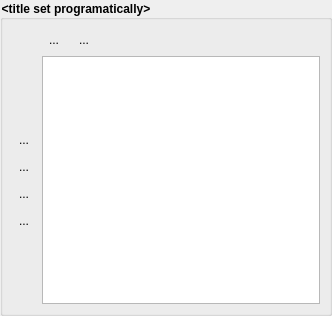
Before: the Qt Designer form lyse/user_interface/routinebox.ui in spielman-group/lyse, drawn with Qt 5.
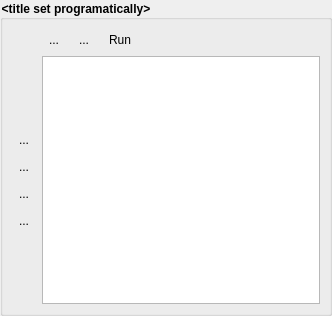
After: the same form once the commit is applied. Icons and pictures are not drawn. Custom widgets are drawn as their Qt base class.

Commit message:
Move the re-run and multishot buttons to the panels that they act on
Currently, the buttons that re-run the selected shots and run the multishot routines are
in the bar with the Pause and Abort buttons, above the Shots panel.

This commit moves the first button to the toolbar of the Shots panel, with the label
"Re-run selected", and the second button to the toolbar of the Multishot routines panel,
with the label "Run". The Pause and Abort buttons stay in the bar.

Claude-Session: https://claude.ai/code/session_01CEhjRcaVFdCAenqRAy9CGQ

```diff
--- a/lyse/user_interface/routinebox.ui
+++ b/lyse/user_interface/routinebox.ui
@@ -77,6 +77,26 @@
           </property>
          </widget>
         </item>
+        <item>
+         <widget class="QToolButton" name="toolButton_run_routines">
+          <property name="toolTip">
+           <string>Run the multishot analysis routines</string>
+          </property>
+          <property name="text">
+           <string>Run</string>
+          </property>
+          <property name="icon">
+           <iconset>
+            <normaloff>:/qtutils/fugue/arrow-curve.png</normaloff>:/qtutils/fugue/arrow-curve.png</iconset>
+          </property>
+          <property name="toolButtonStyle">
+           <enum>Qt::ToolButtonTextBesideIcon</enum>
+          </property>
+          <property name="autoRaise">
+           <bool>true</bool>
+          </property>
+         </widget>
+        </item>
         <item>
          <spacer name="horizontalSpacer_2">
           <property name="orientation">
```
The commit also changes 3 other files.
